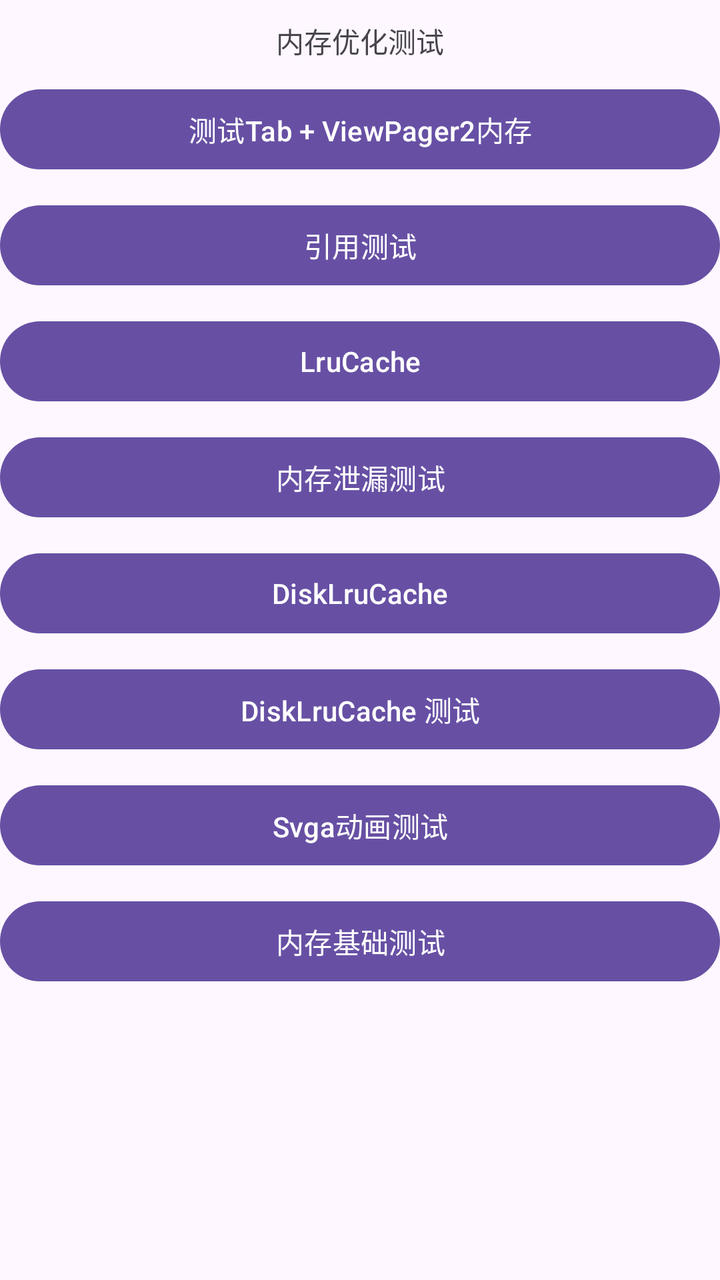
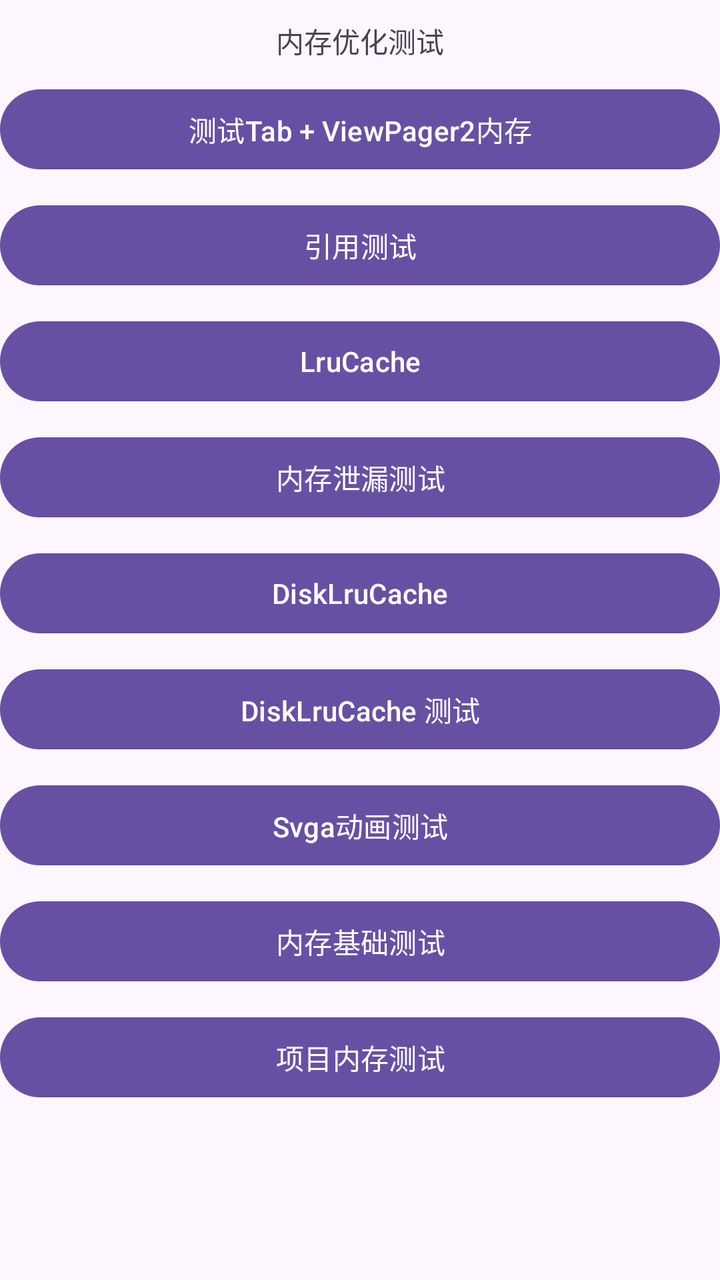

Compare the two renders of this Android layout. The source of the first and the diff that turns it into the second are given below.
<!-- AndroidManifest.xml: application theme Theme.MomeyDemo -->
<!-- res/layout/activity_main.xml -->
<?xml version="1.0" encoding="utf-8"?>
<LinearLayout xmlns:android="http://schemas.android.com/apk/res/android"
    xmlns:app="http://schemas.android.com/apk/res-auto"
    xmlns:tools="http://schemas.android.com/tools"
    android:layout_width="match_parent"
    android:layout_height="match_parent"
    android:orientation="vertical"
    tools:context=".MainActivity">

    <TextView
        android:layout_width="match_parent"
        android:layout_height="wrap_content"
        android:layout_marginTop="10dp"
        android:gravity="center"
        android:text="内存优化测试" />

    <Button
        android:layout_width="match_parent"
        android:layout_height="wrap_content"
        android:layout_marginTop="10dp"
        android:gravity="center"
        android:textAllCaps="false"
        android:text="测试Tab + ViewPager2内存"
        android:onClick="onTest1" />

    <Button
        android:layout_width="match_parent"
        android:layout_height="wrap_content"
        android:layout_marginTop="10dp"
        android:gravity="center"
        android:textAllCaps="false"
        android:text="引用测试"
        android:onClick="onTest2" />

    <Button
        android:layout_width="match_parent"
        android:layout_height="wrap_content"
        android:layout_marginTop="10dp"
        android:gravity="center"
        android:textAllCaps="false"
        android:text="LruCache"
        android:onClick="onTest3" />

    <Button
        android:layout_width="match_parent"
        android:layout_height="wrap_content"
        android:layout_marginTop="10dp"
        android:gravity="center"
        android:textAllCaps="false"
        android:text="内存泄漏测试"
        android:onClick="onTest4" />

    <Button
        android:layout_width="match_parent"
        android:layout_height="wrap_content"
        android:layout_marginTop="10dp"
        android:gravity="center"
        android:textAllCaps="false"
        android:text="DiskLruCache"
        android:onClick="onTest5" />

    <Button
        android:layout_width="match_parent"
        android:layout_height="wrap_content"
        android:layout_marginTop="10dp"
        android:gravity="center"
        android:textAllCaps="false"
        android:text="DiskLruCache 测试"
        android:onClick="onTest6" />

    <Button
        android:layout_width="match_parent"
        android:layout_height="wrap_content"
        android:layout_marginTop="10dp"
        android:gravity="center"
        android:textAllCaps="false"
        android:text="Svga动画测试"
        android:onClick="onTest7" />

    <Button
        android:layout_width="match_parent"
        android:layout_height="wrap_content"
        android:layout_marginTop="10dp"
        android:gravity="center"
        android:textAllCaps="false"
        android:text="内存基础测试"
        android:onClick="onTest8" />

</LinearLayout>
<!-- resources referenced by this layout -->
<resources>
  <style name="Theme.MomeyDemo" parent="Base.Theme.MomeyDemo" />
  <style name="Base.Theme.MomeyDemo" parent="Theme.Material3.DayNight.NoActionBar">
          
          
      </style>
</resources>

<!-- the commit's change to res/layout/activity_main.xml (unified diff, before → after) -->
@@ -86,4 +86,15 @@
         android:text="内存基础测试"
         android:onClick="onTest8" />
 
+    <Button
+        android:layout_width="match_parent"
+        android:layout_height="wrap_content"
+        android:layout_marginTop="10dp"
+        android:gravity="center"
+        android:textAllCaps="false"
+        android:text="项目内存测试"
+        android:onClick="onTest9" />
+
+
+
 </LinearLayout>
